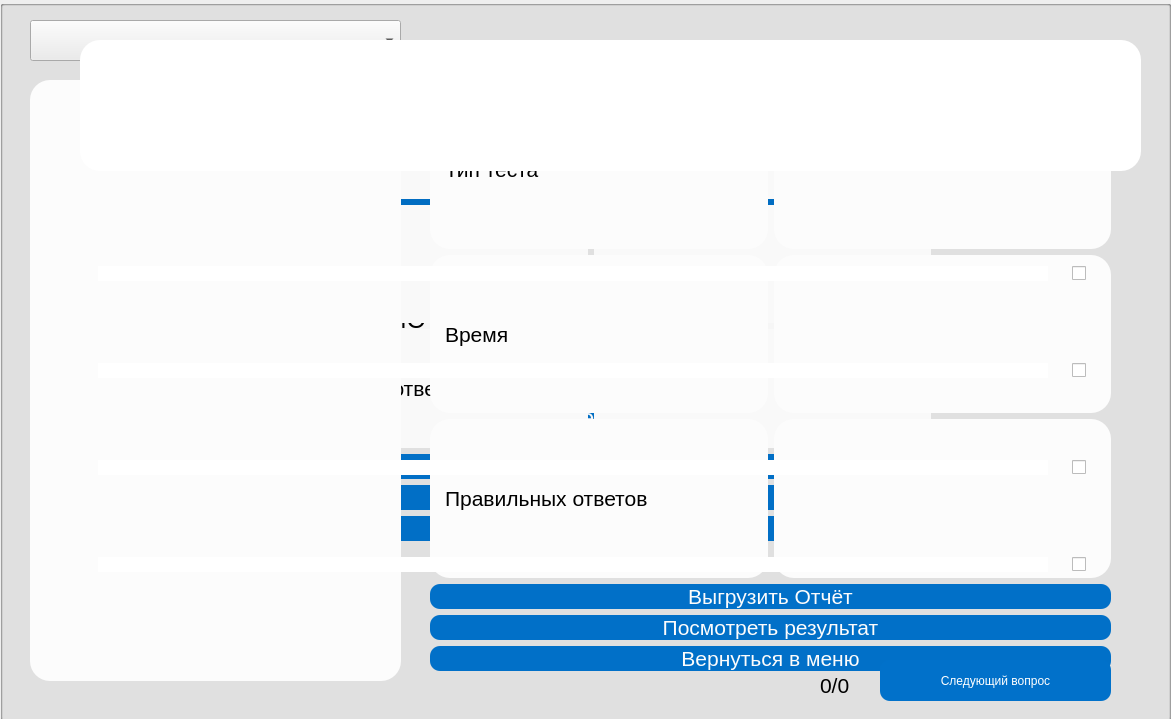
Before: the Qt Designer form test_app/testing_gui.ui in zverihg/test_app, drawn with Qt 5.
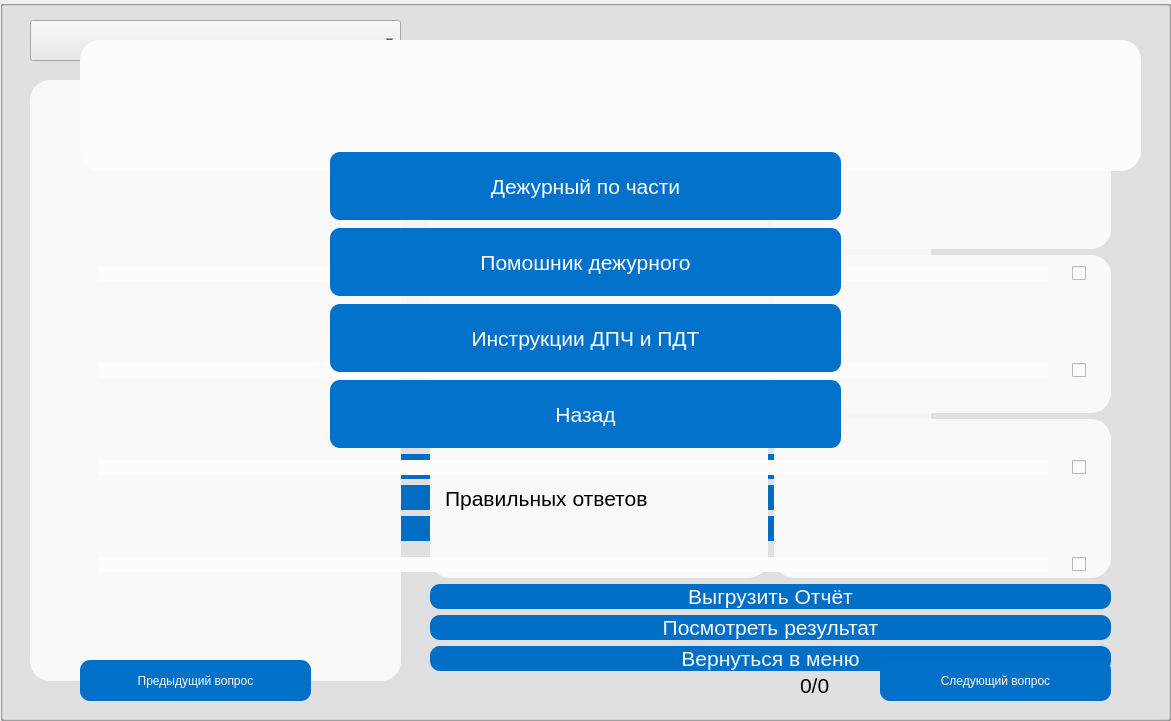
After: the same form once the commit is applied.

Patch:
```diff
--- a/test_app/testing_gui.ui
+++ b/test_app/testing_gui.ui
@@ -7,7 +7,7 @@
     <x>0</x>
     <y>0</y>
     <width>1171</width>
-    <height>719</height>
+    <height>721</height>
    </rect>
   </property>
   <property name="sizePolicy">
@@ -242,6 +242,29 @@
         </property>
        </widget>
       </item>
+      <item>
+       <widget class="QPushButton" name="instructions_DPCH_PDT">
+        <property name="minimumSize">
+         <size>
+          <width>0</width>
+          <height>68</height>
+         </size>
+        </property>
+        <property name="font">
+         <font>
+          <pointsize>16</pointsize>
+         </font>
+        </property>
+        <property name="styleSheet">
+         <string notr="true">background-color: #0171CA;
+color: rgb(255, 255, 255);
+border-radius: 10px;</string>
+        </property>
+        <property name="text">
+         <string>Инструкции ДПЧ и ПДТ</string>
+        </property>
+       </widget>
+      </item>
       <item>
        <widget class="QPushButton" name="back_to_main_window">
         <property name="minimumSize">
@@ -623,9 +646,9 @@
     <widget class="QLabel" name="qty_question_label">
      <property name="geometry">
       <rect>
-       <x>820</x>
+       <x>800</x>
        <y>670</y>
-       <width>41</width>
+       <width>61</width>
        <height>31</height>
       </rect>
      </property>
@@ -656,6 +679,24 @@
       <string/>
      </property>
     </widget>
+    <widget class="QPushButton" name="previous_question">
+     <property name="geometry">
+      <rect>
+       <x>80</x>
+       <y>660</y>
+       <width>231</width>
+       <height>41</height>
+      </rect>
+     </property>
+     <property name="styleSheet">
+      <string notr="true">background-color: #0171CA;
+color: rgb(255, 255, 255);
+border-radius: 10px;</string>
+     </property>
+     <property name="text">
+      <string>Предыдущий вопрос</string>
+     </property>
+    </widget>
    </widget>
    <widget class="QGroupBox" name="test_result_box">
     <property name="geometry">
@@ -1122,11 +1163,11 @@
      </layout>
     </widget>
    </widget>
-   <zorder>test_menu</zorder>
    <zorder>main_layout</zorder>
    <zorder>test_result_box</zorder>
    <zorder>test_result_box_menue</zorder>
    <zorder>test_box</zorder>
+   <zorder>test_menu</zorder>
   </widget>
  </widget>
  <resources/>
```
